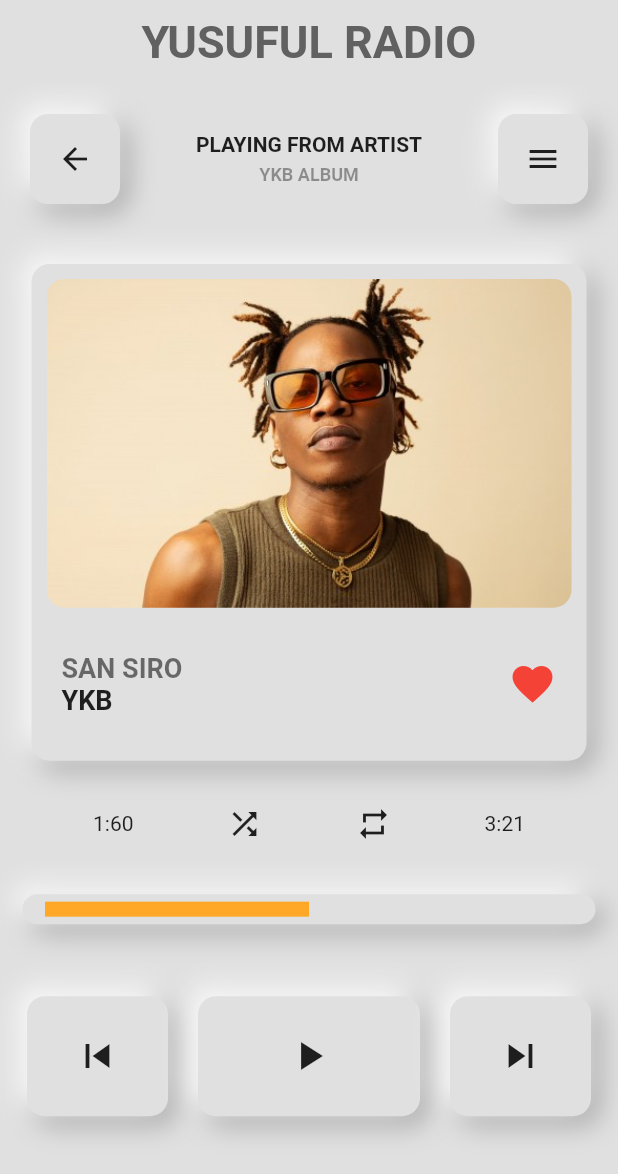
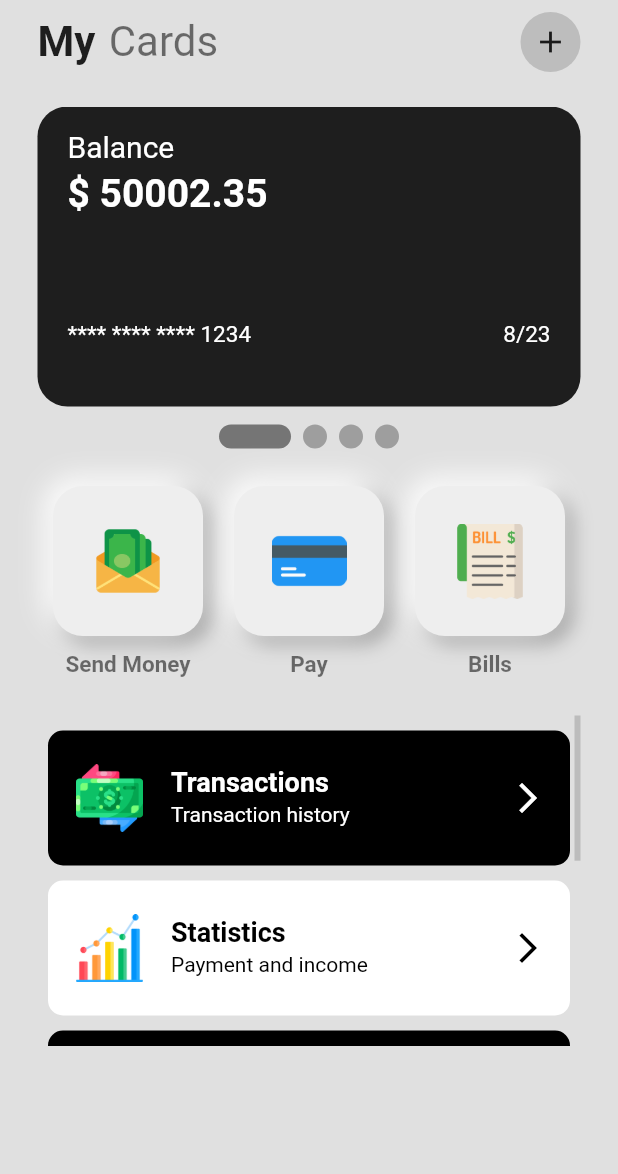
Before and after one commit to aaade-pm/FLUTTER-DAILY-UI-CHALLENGE, a Flutter app: the screen it shows after launch, on a phone screen of 412 x 824 dp. Shown: the top 1174 px of the screen. Run offline on Flutter 3.47's test engine with Material 2 defaults, Android fonts, the phone set to English and light mode, and no system bars; drawn by our look-alikes of percent_indicator, smooth_page_indicator.

Commit message:
create a wallet app UI

```diff
--- /dev/null
+++ b/lib/UI/wallet app/util/my_button.dart
@@ -0,0 +1,47 @@
+import 'package:flutter/material.dart';
+
+class MyButton extends StatelessWidget {
+  final String buttonText;
+  final String iconPath;
+  const MyButton({
+    super.key,
+    required this.buttonText,
+    required this.iconPath,
+  });
+
+  @override
+  Widget build(BuildContext context) {
+    return Column(
+      children: [
+        Container(
+          height: 100,
+          padding: const EdgeInsets.all(25),
+          decoration: BoxDecoration(
+              color: Colors.grey[200],
+              borderRadius: BorderRadius.circular(20),
+              boxShadow: [
+                BoxShadow(
+                    color: Colors.grey.shade500,
+                    blurRadius: 10,
+                    // spreadRadius: 10,
+                    offset: const Offset(5, 5)),
+                const BoxShadow(
+                    color: Colors.white, blurRadius: 15, offset: Offset(-5, -5))
+              ]),
+          child: Center(child: Image.asset(iconPath)),
+        ),
+        const SizedBox(
+          height: 10,
+        ),
+        Text(
+          buttonText,
+          style: const TextStyle(
+            color: Colors.black54,
+            fontWeight: FontWeight.bold,
+            fontSize: 15,
+          ),
+        )
+      ],
+    );
+  }
+}
--- /dev/null
+++ b/lib/UI/wallet app/util/my_card.dart
@@ -0,0 +1,94 @@
+import 'package:flutter/material.dart';
+
+class MyCard extends StatelessWidget {
+  final double balance;
+  final currency;
+  final color;
+  final int cardNumber;
+  final int expiryMonth;
+  final int expiryYear;
+
+  const MyCard({
+    super.key,
+    required this.balance,
+    required this.currency,
+    required this.cardNumber,
+    required this.color,
+    required this.expiryMonth,
+    required this.expiryYear,
+  });
+
+  @override
+  Widget build(BuildContext context) {
+    return Padding(
+      padding: const EdgeInsets.symmetric(
+        horizontal: 25,
+      ),
+      child: Container(
+        width: 300,
+        decoration: BoxDecoration(
+          borderRadius: BorderRadius.circular(20),
+          color: color,
+        ),
+        child: Column(
+          crossAxisAlignment: CrossAxisAlignment.start,
+          children: [
+            Padding(
+              padding: const EdgeInsets.only(top: 15, left: 20),
+              child: Column(
+                crossAxisAlignment: CrossAxisAlignment.start,
+                children: [
+                  const Text(
+                    "Balance",
+                    style: TextStyle(
+                      color: Colors.white,
+                      fontSize: 20,
+                    ),
+                  ),
+                  const SizedBox(
+                    height: 5,
+                  ),
+                  Text(
+                    '$currency $balance',
+                    style: const TextStyle(
+                      color: Colors.white,
+                      fontWeight: FontWeight.w600,
+                      fontSize: 26,
+                    ),
+                  )
+                ],
+              ),
+            ),
+            Padding(
+              padding: const EdgeInsets.only(
+                left: 20,
+                right: 20,
+                top: 70,
+                bottom: 30,
+              ),
+              child: Row(
+                mainAxisAlignment: MainAxisAlignment.spaceBetween,
+                children: [
+                  Text(
+                    '**** **** **** $cardNumber',
+                    style: const TextStyle(
+                      color: Colors.white,
+                      fontSize: 15,
+                    ),
+                  ),
+                  Text(
+                    '$expiryMonth/$expiryYear',
+                    style: const TextStyle(
+                      color: Colors.white,
+                      fontSize: 15,
+                    ),
+                  ),
+                ],
+              ),
+            )
+          ],
+        ),
+      ),
+    );
+  }
+}
--- /dev/null
+++ b/lib/UI/wallet app/util/my_list.dart
@@ -0,0 +1,65 @@
+import 'package:flutter/material.dart';
+
+class MyList extends StatelessWidget {
+  final tileColor;
+  final String leadingImage;
+  final String titleText;
+  final String subtitleText;
+  final titleTextColor;
+  final subtitleTextColor;
+  final trailingIconColor;
+
+  const MyList({
+    super.key,
+    required this.tileColor,
+    required this.leadingImage,
+    required this.titleText,
+    required this.titleTextColor,
+    required this.subtitleText,
+    required this.subtitleTextColor,
+    required this.trailingIconColor,
+  });
+
+  @override
+  Widget build(BuildContext context) {
+    return Container(
+      height: 90,
+      decoration: BoxDecoration(
+        borderRadius: BorderRadius.circular(10),
+        color: tileColor,
+      ),
+      margin: const EdgeInsets.only(
+        top: 10,
+        left: 7,
+        right: 7,
+      ),
+      child: Center(
+        child: ListTile(
+          leading: Image.asset(
+            leadingImage,
+            width: 50,
+            height: 45,
+          ),
+          title: Text(
+            titleText,
+            style: TextStyle(
+              color: titleTextColor,
+              fontWeight: FontWeight.bold,
+              fontSize: 18,
+            ),
+          ),
+          subtitle: Text(
+            subtitleText,
+            style: TextStyle(
+              color: subtitleTextColor,
+            ),
+          ),
+          trailing: Icon(
+            Icons.arrow_forward_ios,
+            color: trailingIconColor,
+          ),
+        ),
+      ),
+    );
+  }
+}
--- /dev/null
+++ b/lib/UI/wallet app/wallet_ui.dart
@@ -0,0 +1,217 @@
+import 'package:daily_ui_challenge/UI/wallet%20app/util/my_button.dart';
+import 'package:daily_ui_challenge/UI/wallet%20app/util/my_card.dart';
+import 'package:daily_ui_challenge/UI/wallet%20app/util/my_list.dart';
+import 'package:flutter/material.dart';
+import 'package:smooth_page_indicator/smooth_page_indicator.dart';
+
+class WalletUi extends StatefulWidget {
+  const WalletUi({super.key});
+
+  @override
+  State<WalletUi> createState() => _WalletUiState();
+}
+
+class _WalletUiState extends State<WalletUi> {
+  final _controller = PageController();
+
+  @override
+  Widget build(BuildContext context) {
+    return Scaffold(
+      backgroundColor: Colors.grey[300],
+      body: SafeArea(
+        child: Column(
+          children: [
+            //Creating the top part of the app
+            Padding(
+              padding: const EdgeInsets.symmetric(
+                horizontal: 25,
+                vertical: 8,
+              ),
+              child: Row(
+                mainAxisAlignment: MainAxisAlignment.spaceBetween,
+                children: [
+                  //addding the text
+                  RichText(
+                      text: const TextSpan(children: [
+                    TextSpan(
+                        text: "My",
+                        style: TextStyle(
+                          color: Colors.black87,
+                          fontWeight: FontWeight.w600,
+                          fontSize: 28,
+                        )),
+                    TextSpan(
+                      text: "  ",
+                    ),
+                    TextSpan(
+                        text: "Cards",
+                        style: TextStyle(fontSize: 28, color: Colors.black54))
+                  ])),
+
+                  // adding the plus button
+                  Container(
+                      decoration: BoxDecoration(
+                        color: Colors.grey[400],
+                        shape: BoxShape.circle,
+                      ),
+                      child: const Padding(
+                        padding: EdgeInsets.all(8.0),
+                        child: Icon(Icons.add),
+                      ))
+                ],
+              ),
+            ),
+            const SizedBox(
+              height: 15,
+            ),
+
+            // creating the cards
+            SizedBox(
+              height: 200,
+              child: PageView(
+                scrollDirection: Axis.horizontal,
+                controller: _controller,
+                children: const [
+                  MyCard(
+                      balance: 50002.35,
+                      currency: '\$',
+                      cardNumber: 1234,
+                      color: Colors.black87,
+                      expiryMonth: 8,
+                      expiryYear: 23),
+                  MyCard(
+                      balance: 300.86,
+                      currency: '₤',
+                      cardNumber: 5678,
+                      color: Color.fromARGB(255, 179, 164, 28),
+                      expiryMonth: 8,
+                      expiryYear: 23),
+                  MyCard(
+                      balance: 528.27,
+                      currency: '£',
+                      cardNumber: 4321,
+                      color: Color.fromARGB(255, 115, 114, 114),
+                      expiryMonth: 8,
+                      expiryYear: 23),
+                  MyCard(
+                      balance: 7500000,
+                      currency: '₦',
+                      cardNumber: 8765,
+                      color: Color.fromARGB(255, 25, 94, 27),
+                      expiryMonth: 8,
+                      expiryYear: 23),
+                ],
+              ),
+            ),
+
+            const SizedBox(
+              height: 12,
+            ),
+
+            //creating the card indicator with smooth_page_indicator package
+            SmoothPageIndicator(
+              controller: _controller,
+              count: 4,
+              effect: ExpandingDotsEffect(activeDotColor: Colors.grey.shade600),
+            ),
+
+            const SizedBox(
+              height: 25,
+            ),
+
+            // Creating the pay, send and bill button
+            const Padding(
+              padding: EdgeInsets.symmetric(horizontal: 25),
+              child: Row(
+                mainAxisAlignment: MainAxisAlignment.spaceAround,
+                children: [
+                  // send button
+                  MyButton(
+                      buttonText: 'Send Money',
+                      iconPath: 'assets/images/send-money.png'),
+
+                  // pay button
+                  MyButton(
+                      buttonText: 'Pay',
+                      iconPath: 'assets/images/credit-card.png'),
+
+                  // bills button
+                  MyButton(
+                      buttonText: 'Bills', iconPath: 'assets/images/bill.png'),
+                ],
+              ),
+            ),
+
+            //creating listview
+            Padding(
+              padding: const EdgeInsets.all(25),
+              child: Container(
+                height: 220,
+                color: Colors.transparent,
+                child: Scrollbar(
+                  thumbVisibility: true,
+                  child: ListView(
+                    children: const [
+                      //Transaction history
+                      MyList(
+                        tileColor: Colors.black,
+                        leadingImage: 'assets/images/transaction.png',
+                        titleText: 'Transactions',
+                        titleTextColor: Colors.white,
+                        subtitleText: 'Transaction history',
+                        subtitleTextColor: Colors.white,
+                        trailingIconColor: Colors.white,
+                      ),
+
+                      //Statistics
+                      MyList(
+                        tileColor: Colors.white,
+                        leadingImage: 'assets/images/analysis.png',
+                        titleText: 'Statistics',
+                        titleTextColor: Colors.black,
+                        subtitleText: 'Payment and income',
+                        subtitleTextColor: Colors.black,
+                        trailingIconColor: Colors.black,
+                      ),
+
+                      //Overdraft
+                      MyList(
+                        tileColor: Colors.black,
+                        leadingImage: 'assets/images/signing.png',
+                        titleText: 'Overdraft',
+                        titleTextColor: Colors.white,
+                        subtitleText: 'Low interest loans',
+                        subtitleTextColor: Colors.white,
+                        trailingIconColor: Colors.white,
+                      ),
+                      MyList(
+                        tileColor: Colors.white,
+                        leadingImage: 'assets/images/qr-code.png',
+                        titleText: 'Scan QR',
+                        titleTextColor: Colors.black,
+                        subtitleText: 'Make QR payments',
+                        subtitleTextColor: Colors.black,
+                        trailingIconColor: Colors.black,
+                      ),
+                      MyList(
+                        tileColor: Colors.black,
+                        leadingImage: 'assets/images/accountant.png',
+                        titleText: 'Account Officer',
+                        titleTextColor: Colors.white,
+                        subtitleText: 'Speak to your account officer',
+                        subtitleTextColor: Colors.white,
+                        trailingIconColor: Colors.white,
+                      ),
+                    ],
+                  ),
+                ),
+              ),
+            )
+
+            //creating bottom appbar
+          ],
+        ),
+      ),
+    );
+  }
+}
--- a/lib/main.dart
+++ b/lib/main.dart
@@ -1,4 +1,4 @@
-import 'package:daily_ui_challenge/UI/music%20player/music_player.dart';
+import 'package:daily_ui_challenge/UI/wallet%20app/wallet_ui.dart';
 import 'package:flutter/material.dart';
 
 void main() {
@@ -13,7 +13,7 @@ class MyApp extends StatelessWidget {
   Widget build(BuildContext context) {
     return const MaterialApp(
       debugShowCheckedModeBanner: false,
-      home: MusicPlayer(),
+      home: WalletUi(),
     );
   }
 }
```
Also changed, not shown: pubspec.yaml (+3 -7 lines), assets/images/accountant.png (added), assets/images/analysis.png (added), assets/images/bill.png (added), assets/images/credit-card.png (added), assets/images/qr-code.png (added), assets/images/send-money.png (added), assets/images/signing.png (added), assets/images/transaction.png (added), lib/UI/inspiration_app.dart (renamed from lib/UI/inspiration-app.dart), pubspec.lock.
